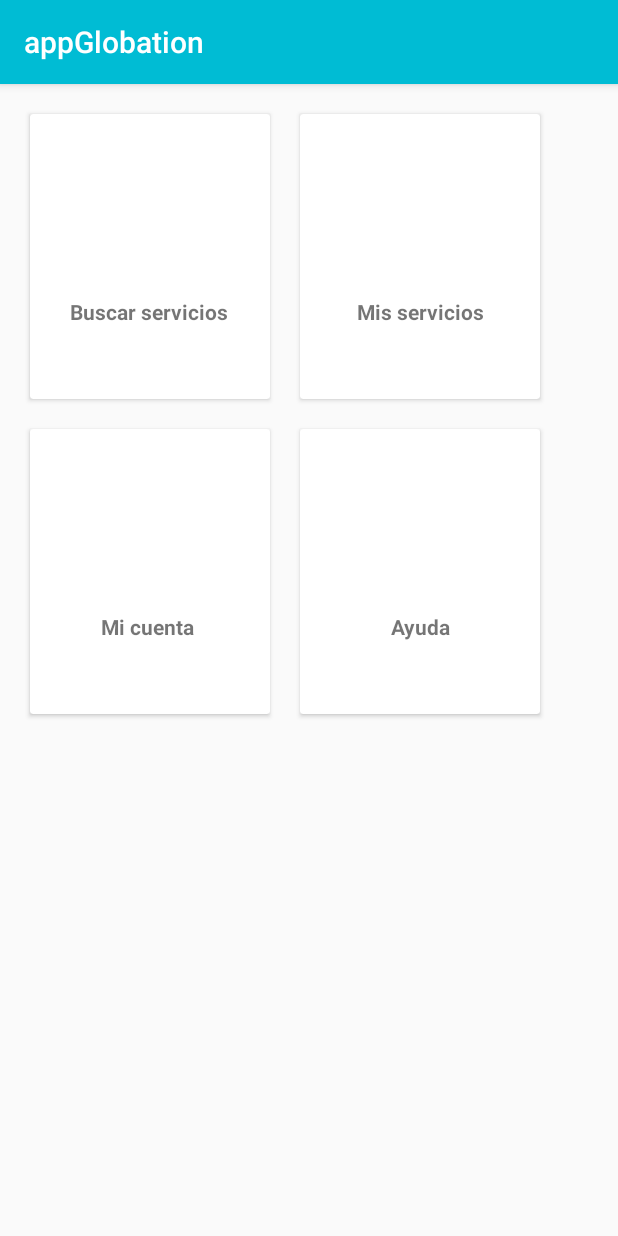
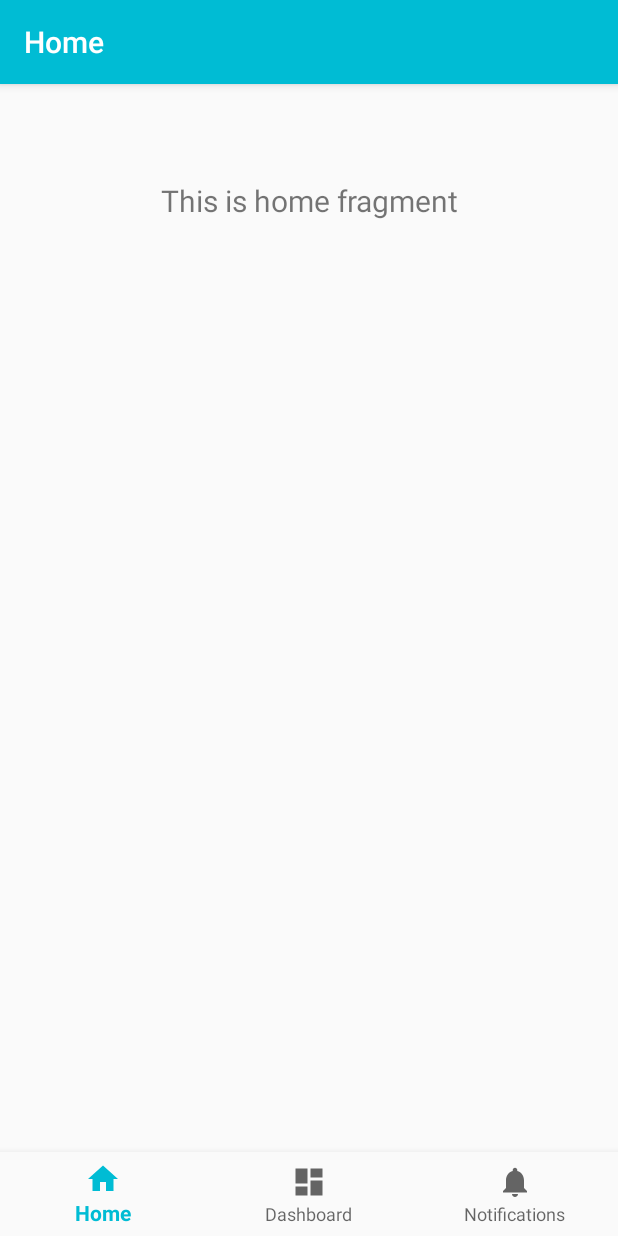
Before and after one commit to Navarrete96/appGlobal, an Android app: the screen it shows after launch (HomeActivity before the commit, MainActivity after it), on a phone screen of 412 x 824 dp. Run offline under Robolectric (Android 15) with nearby library versions, the phone set to English and light mode, and no system bars; our stand-ins replace navigation-ui; Roboto replaces fonts that are not available here.

Commit message:
agregado el menu

```diff
--- a/app/src/main/AndroidManifest.xml
+++ b/app/src/main/AndroidManifest.xml
@@ -9,7 +9,10 @@
         android:roundIcon="@mipmap/ic_launcher_round"
         android:supportsRtl="true"
         android:theme="@style/AppTheme">
-        <activity android:name=".CrearServiciosActivity"></activity>
+        <activity
+            android:name=".MainActivity"
+            android:label="@string/title_activity_main"></activity>
+        <activity android:name=".CrearServiciosActivity" />
         <activity android:name=".CrearCuentaActivity" />
         <activity
             android:name=".SplashActivity"
--- /dev/null
+++ b/app/src/main/java/com/example/appglobation/MainActivity.java
@@ -0,0 +1,30 @@
+package com.example.appglobation;
+
+import android.os.Bundle;
+
+import com.google.android.material.bottomnavigation.BottomNavigationView;
+
+import androidx.appcompat.app.AppCompatActivity;
+import androidx.navigation.NavController;
+import androidx.navigation.Navigation;
+import androidx.navigation.ui.AppBarConfiguration;
+import androidx.navigation.ui.NavigationUI;
+
+public class MainActivity extends AppCompatActivity {
+
+    @Override
+    protected void onCreate(Bundle savedInstanceState) {
+        super.onCreate(savedInstanceState);
+        setContentView(R.layout.activity_main);
+        BottomNavigationView navView = findViewById(R.id.nav_view);
+        // Passing each menu ID as a set of Ids because each
+        // menu should be considered as top level destinations.
+        AppBarConfiguration appBarConfiguration = new AppBarConfiguration.Builder(
+                R.id.navigation_home, R.id.navigation_dashboard, R.id.navigation_notifications)
+                .build();
+        NavController navController = Navigation.findNavController(this, R.id.nav_host_fragment);
+        NavigationUI.setupActionBarWithNavController(this, navController, appBarConfiguration);
+        NavigationUI.setupWithNavController(navView, navController);
+    }
+
+}
--- a/app/src/main/java/com/example/appglobation/SplashActivity.java
+++ b/app/src/main/java/com/example/appglobation/SplashActivity.java
@@ -16,8 +16,8 @@ public class SplashActivity extends AppCompatActivity {
         new Handler().postDelayed(new Runnable() {
             @Override
             public void run() {
-                HomeActivity homeActivity = new HomeActivity();
-                Intent intent = new Intent(SplashActivity.this,homeActivity.getClass());
+                MainActivity mainActivity = new MainActivity();
+                Intent intent = new Intent(SplashActivity.this,mainActivity.getClass());
                 startActivity(intent);
                 finish();
             }
--- /dev/null
+++ b/app/src/main/res/layout/activity_main.xml
@@ -0,0 +1,33 @@
+<?xml version="1.0" encoding="utf-8"?>
+<androidx.constraintlayout.widget.ConstraintLayout xmlns:android="http://schemas.android.com/apk/res/android"
+    xmlns:app="http://schemas.android.com/apk/res-auto"
+    android:id="@+id/container"
+    android:layout_width="match_parent"
+    android:layout_height="match_parent"
+    android:paddingTop="?attr/actionBarSize">
+
+    <com.google.android.material.bottomnavigation.BottomNavigationView
+        android:id="@+id/nav_view"
+        android:layout_width="0dp"
+        android:layout_height="wrap_content"
+        android:layout_marginStart="0dp"
+        android:layout_marginEnd="0dp"
+        android:background="?android:attr/windowBackground"
+        app:layout_constraintBottom_toBottomOf="parent"
+        app:layout_constraintLeft_toLeftOf="parent"
+        app:layout_constraintRight_toRightOf="parent"
+        app:menu="@menu/bottom_nav_menu" />
+
+    <fragment
+        android:id="@+id/nav_host_fragment"
+        android:name="androidx.navigation.fragment.NavHostFragment"
+        android:layout_width="match_parent"
+        android:layout_height="match_parent"
+        app:defaultNavHost="true"
+        app:layout_constraintBottom_toTopOf="@id/nav_view"
+        app:layout_constraintLeft_toLeftOf="parent"
+        app:layout_constraintRight_toRightOf="parent"
+        app:layout_constraintTop_toTopOf="parent"
+        app:navGraph="@navigation/mobile_navigation" />
+
+</androidx.constraintlayout.widget.ConstraintLayout>
--- a/app/src/main/res/values/strings.xml
+++ b/app/src/main/res/values/strings.xml
@@ -4,4 +4,5 @@
     <string name="title_home">Home</string>
     <string name="title_dashboard">Dashboard</string>
     <string name="title_notifications">Notifications</string>
+    <string name="title_activity_main">MainActivity</string>
 </resources>
```
